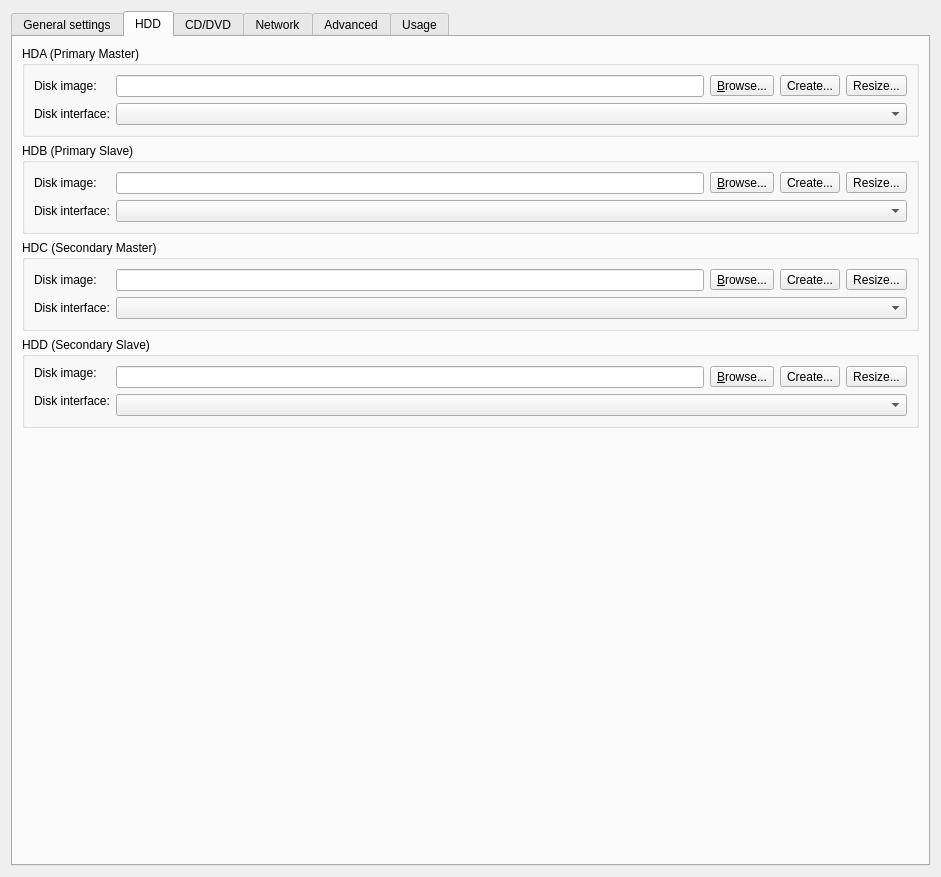
First picture: the form in gns3/modules/qemu/ui/qemu_vm_configuration_page.ui, repository GNS3/gns3-gui, before the edit.
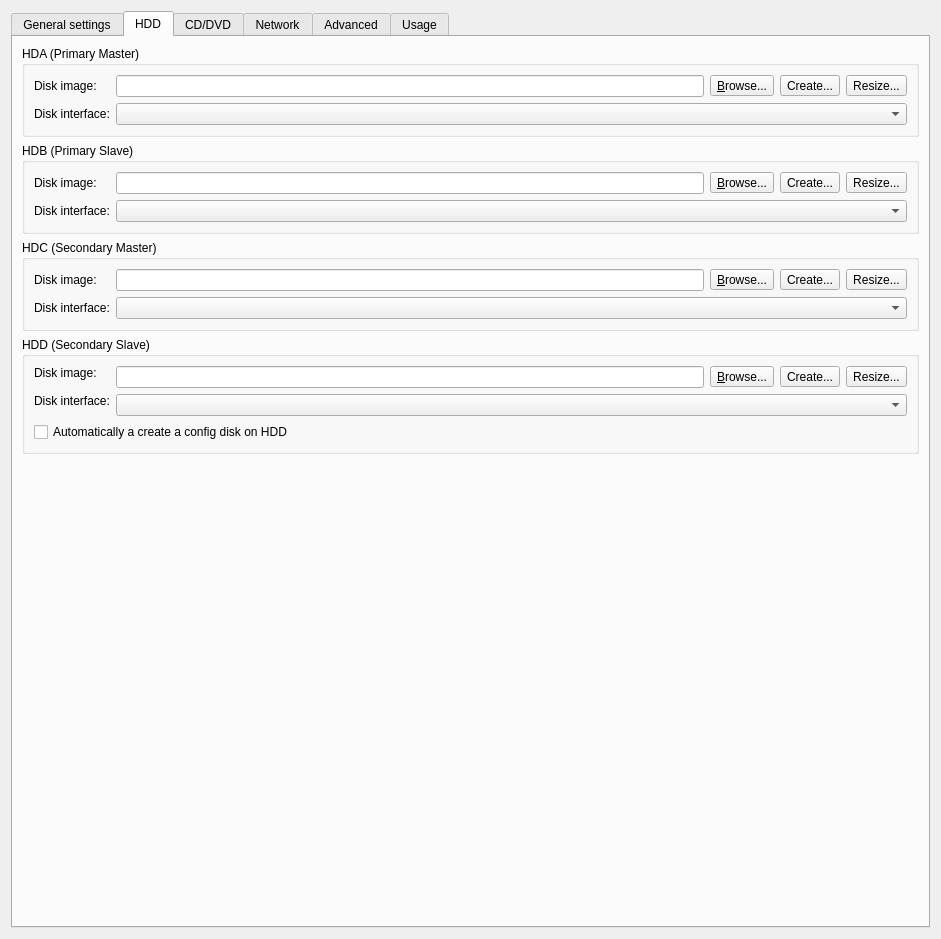
Second picture: the form after the edit. The open tabs and pages were chosen to show the change.

Commit message: Add explicit option to automatically create or not the config disk. Off by default.

Diff of the .ui file:
```diff
--- a/gns3/modules/qemu/ui/qemu_vm_configuration_page.ui
+++ b/gns3/modules/qemu/ui/qemu_vm_configuration_page.ui
@@ -7,7 +7,7 @@
     <x>0</x>
     <y>0</y>
     <width>941</width>
-    <height>877</height>
+    <height>939</height>
    </rect>
   </property>
   <property name="windowTitle">
@@ -447,6 +447,13 @@
           <item row="2" column="1">
            <widget class="QComboBox" name="uiHddDiskInterfaceComboBox"/>
           </item>
+          <item row="3" column="0" colspan="2">
+           <widget class="QCheckBox" name="uiCreateConfigDiskCheckBox">
+            <property name="text">
+             <string>Automatically a create a config disk on HDD</string>
+            </property>
+           </widget>
+          </item>
          </layout>
         </widget>
        </item>
```
Left out of the diff: 11 changed lines with no effect on the pictures. The commit also changes 4 other files.
